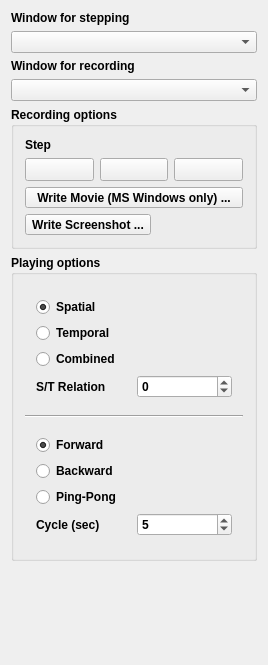
MITK/MITK, file Modules/Bundles/org.mitk.gui.qt.moviemaker/src/internal/QmitkMovieMakerControls.ui: the form before one commit.
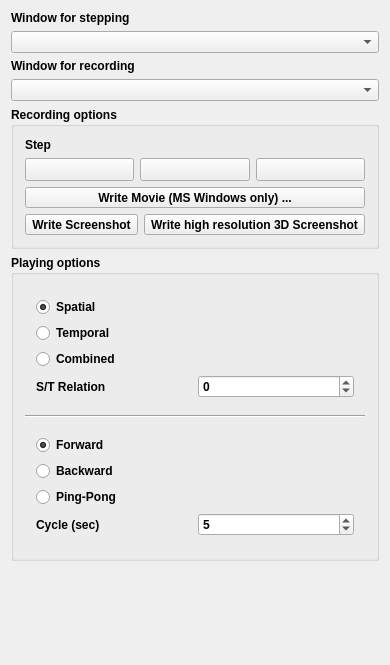
The form after the commit. Icons and pictures are not drawn. Custom widgets are drawn as their Qt base class.

Commit message: ENH (#2393): take screenshots (normal and high resolution 3D) with vtk rendering and vtk image writers. Backend still has to be created.

The edit to the form file:
```diff
--- a/Modules/Bundles/org.mitk.gui.qt.moviemaker/src/internal/QmitkMovieMakerControls.ui
+++ b/Modules/Bundles/org.mitk.gui.qt.moviemaker/src/internal/QmitkMovieMakerControls.ui
@@ -1,22 +1,22 @@
 <ui version="4.0" >
  <class>QmitkMovieMakerControls</class>
- <widget class="QWidget" name="QmitkMovieMakerControls" >
-  <property name="geometry" >
+ <widget class="QWidget" name="QmitkMovieMakerControls">
+  <property name="geometry">
    <rect>
     <x>0</x>
     <y>0</y>
-    <width>268</width>
+    <width>371</width>
     <height>665</height>
    </rect>
   </property>
   <property name="windowTitle" >
    <string>MovieMaker</string>
   </property>
-  <layout class="QVBoxLayout" >
-   <item>
-    <widget class="QLabel" name="textLabel3" >
-     <property name="sizePolicy" >
-      <sizepolicy vsizetype="Preferred" hsizetype="Maximum" >
+  <layout class="QGridLayout" name="gridLayout_2">
+   <item row="0" column="0">
+    <widget class="QLabel" name="textLabel3">
+     <property name="sizePolicy">
+      <sizepolicy hsizetype="Maximum" vsizetype="Preferred">
        <horstretch>0</horstretch>
        <verstretch>0</verstretch>
       </sizepolicy>
@@ -35,10 +35,10 @@
      </property>
     </widget>
    </item>
-   <item>
-    <widget class="QComboBox" name="cmbSelectedStepperWindow" >
-     <property name="sizePolicy" >
-      <sizepolicy vsizetype="Fixed" hsizetype="Minimum" >
+   <item row="1" column="0" colspan="2">
+    <widget class="QComboBox" name="cmbSelectedStepperWindow">
+     <property name="sizePolicy">
+      <sizepolicy hsizetype="Minimum" vsizetype="Fixed">
        <horstretch>0</horstretch>
        <verstretch>0</verstretch>
       </sizepolicy>
@@ -67,19 +67,19 @@
      </property>
     </widget>
    </item>
-   <item>
-    <widget class="QComboBox" name="cmbSelectedRecordingWindow" >
-     <property name="sizePolicy" >
-      <sizepolicy vsizetype="Fixed" hsizetype="Minimum" >
+   <item row="3" column="0" colspan="2">
+    <widget class="QComboBox" name="cmbSelectedRecordingWindow">
+     <property name="sizePolicy">
+      <sizepolicy hsizetype="Minimum" vsizetype="Fixed">
        <horstretch>0</horstretch>
        <verstretch>0</verstretch>
       </sizepolicy>
      </property>
     </widget>
    </item>
-   <item>
-    <widget class="QGroupBox" name="groupBox" >
-     <property name="font" >
+   <item row="4" column="0" colspan="2">
+    <widget class="QGroupBox" name="groupBox">
+     <property name="font">
       <font>
        <weight>75</weight>
        <bold>true</bold>
@@ -88,9 +88,9 @@
      <property name="title" >
       <string>Recording options</string>
      </property>
-     <layout class="QVBoxLayout" >
-      <item>
-       <layout class="QHBoxLayout" >
+     <layout class="QGridLayout" name="gridLayout">
+      <item row="0" column="0" colspan="2">
+       <layout class="QHBoxLayout">
         <item>
          <widget class="QLabel" name="textLabel1" >
           <property name="sizePolicy" >
@@ -111,16 +111,16 @@
          </widget>
         </item>
         <item>
-         <widget class="QmitkSliderNavigatorWidget" native="1" name="slidAngle" />
+         <widget class="QmitkSliderNavigatorWidget" name="slidAngle" native="true"/>
         </item>
        </layout>
       </item>
-      <item>
-       <layout class="QHBoxLayout" >
+      <item row="1" column="0" colspan="2">
+       <layout class="QHBoxLayout">
         <item>
-         <widget class="QToolButton" name="btnPlay" >
-          <property name="sizePolicy" >
-           <sizepolicy vsizetype="Minimum" hsizetype="Expanding" >
+         <widget class="QToolButton" name="btnPlay">
+          <property name="sizePolicy">
+           <sizepolicy hsizetype="Expanding" vsizetype="Minimum">
             <horstretch>0</horstretch>
             <verstretch>0</verstretch>
            </sizepolicy>
@@ -137,9 +137,9 @@
          </widget>
         </item>
         <item>
-         <widget class="QToolButton" name="btnPause" >
-          <property name="sizePolicy" >
-           <sizepolicy vsizetype="Minimum" hsizetype="Expanding" >
+         <widget class="QToolButton" name="btnPause">
+          <property name="sizePolicy">
+           <sizepolicy hsizetype="Expanding" vsizetype="Minimum">
             <horstretch>0</horstretch>
             <verstretch>0</verstretch>
            </sizepolicy>
@@ -156,9 +156,9 @@
          </widget>
         </item>
         <item>
-         <widget class="QToolButton" name="btnStop" >
-          <property name="sizePolicy" >
-           <sizepolicy vsizetype="Minimum" hsizetype="Expanding" >
+         <widget class="QToolButton" name="btnStop">
+          <property name="sizePolicy">
+           <sizepolicy hsizetype="Expanding" vsizetype="Minimum">
             <horstretch>0</horstretch>
             <verstretch>0</verstretch>
            </sizepolicy>
@@ -176,10 +176,10 @@
         </item>
        </layout>
       </item>
-      <item>
-       <widget class="QToolButton" name="btnMovie" >
-        <property name="sizePolicy" >
-         <sizepolicy vsizetype="Preferred" hsizetype="Minimum" >
+      <item row="2" column="0" colspan="2">
+       <widget class="QToolButton" name="btnMovie">
+        <property name="sizePolicy">
+         <sizepolicy hsizetype="Minimum" vsizetype="Preferred">
           <horstretch>0</horstretch>
           <verstretch>0</verstretch>
          </sizepolicy>
@@ -192,25 +192,50 @@
         </property>
        </widget>
       </item>
-      <item>
-       <widget class="QToolButton" name="btnScreenshot" >
-        <property name="font" >
+      <item row="3" column="0">
+       <widget class="QToolButton" name="btnScreenshot">
+        <property name="sizePolicy">
+         <sizepolicy hsizetype="Preferred" vsizetype="Fixed">
+          <horstretch>0</horstretch>
+          <verstretch>0</verstretch>
+         </sizepolicy>
+        </property>
+        <property name="font">
          <font/>
         </property>
         <property name="toolTip" >
          <string>Writes a screenshot of the selected window.</string>
         </property>
-        <property name="text" >
-         <string>Write Screenshot ...</string>
+        <property name="text">
+         <string>Write Screenshot</string>
+        </property>
+       </widget>
+      </item>
+      <item row="3" column="1">
+       <widget class="QToolButton" name="m_HRScreenshot">
+        <property name="sizePolicy">
+         <sizepolicy hsizetype="Preferred" vsizetype="Fixed">
+          <horstretch>0</horstretch>
+          <verstretch>0</verstretch>
+         </sizepolicy>
+        </property>
+        <property name="font">
+         <font/>
+        </property>
+        <property name="toolTip">
+         <string>Writes a screenshot of the selected window.</string>
+        </property>
+        <property name="text">
+         <string>Write high resolution 3D Screenshot</string>
         </property>
        </widget>
       </item>
      </layout>
     </widget>
    </item>
-   <item>
-    <widget class="QGroupBox" name="groupBox_2" >
-     <property name="font" >
+   <item row="5" column="0" colspan="2">
+    <widget class="QGroupBox" name="groupBox_2">
+     <property name="font">
       <font>
        <weight>75</weight>
        <bold>true</bold>
@@ -219,13 +244,13 @@
      <property name="title" >
       <string>Playing options</string>
      </property>
-     <layout class="QVBoxLayout" >
+     <layout class="QVBoxLayout">
       <item>
-       <widget class="QWidget" native="1" name="buttonGroup1" >
-        <layout class="QVBoxLayout" >
+       <widget class="QWidget" name="buttonGroup1" native="true">
+        <layout class="QVBoxLayout">
          <item>
-          <widget class="QRadioButton" name="rbtnSpatial" >
-           <property name="font" >
+          <widget class="QRadioButton" name="rbtnSpatial">
+           <property name="font">
             <font/>
            </property>
            <property name="text" >
@@ -237,8 +262,8 @@
           </widget>
          </item>
          <item>
-          <widget class="QRadioButton" name="rbtnTemporal" >
-           <property name="font" >
+          <widget class="QRadioButton" name="rbtnTemporal">
+           <property name="font">
             <font/>
            </property>
            <property name="text" >
@@ -247,8 +272,8 @@
           </widget>
          </item>
          <item>
-          <widget class="QRadioButton" name="rbtnCombined" >
-           <property name="font" >
+          <widget class="QRadioButton" name="rbtnCombined">
+           <property name="font">
             <font/>
            </property>
            <property name="text" >
@@ -257,10 +282,10 @@
           </widget>
          </item>
          <item>
-          <layout class="QHBoxLayout" >
+          <layout class="QHBoxLayout">
            <item>
-            <widget class="QLabel" name="textLabel2_2" >
-             <property name="font" >
+            <widget class="QLabel" name="textLabel2_2">
+             <property name="font">
               <font/>
              </property>
              <property name="text" >
@@ -272,8 +297,8 @@
             </widget>
            </item>
            <item>
-            <widget class="QSpinBox" name="spatialTimeRelation" >
-             <property name="font" >
+            <widget class="QSpinBox" name="spatialTimeRelation">
+             <property name="font">
               <font/>
              </property>
              <property name="minimum" >
@@ -293,8 +318,8 @@
        </widget>
       </item>
       <item>
-       <widget class="Line" name="line2" >
-        <property name="frameShape" >
+       <widget class="Line" name="line2">
+        <property name="frameShape">
          <enum>QFrame::HLine</enum>
         </property>
         <property name="frameShadow" >
@@ -303,11 +328,11 @@
        </widget>
       </item>
       <item>
-       <widget class="QWidget" native="1" name="buttonGroup2" >
-        <layout class="QVBoxLayout" >
+       <widget class="QWidget" name="buttonGroup2" native="true">
+        <layout class="QVBoxLayout">
          <item>
-          <widget class="QRadioButton" name="rbtnForward" >
-           <property name="font" >
+          <widget class="QRadioButton" name="rbtnForward">
+           <property name="font">
             <font/>
            </property>
            <property name="text" >
@@ -319,8 +344,8 @@
           </widget>
          </item>
          <item>
-          <widget class="QRadioButton" name="rbtnBackward" >
-           <property name="font" >
+          <widget class="QRadioButton" name="rbtnBackward">
+           <property name="font">
             <font/>
            </property>
            <property name="text" >
@@ -329,8 +354,8 @@
           </widget>
          </item>
          <item>
-          <widget class="QRadioButton" name="rbtnPingPong" >
-           <property name="font" >
+          <widget class="QRadioButton" name="rbtnPingPong">
+           <property name="font">
             <font/>
            </property>
            <property name="text" >
@@ -339,10 +364,10 @@
           </widget>
          </item>
          <item>
-          <layout class="QHBoxLayout" >
+          <layout class="QHBoxLayout">
            <item>
-            <widget class="QLabel" name="textLabel2" >
-             <property name="font" >
+            <widget class="QLabel" name="textLabel2">
+             <property name="font">
               <font/>
              </property>
              <property name="text" >
@@ -354,8 +379,8 @@
             </widget>
            </item>
            <item>
-            <widget class="QSpinBox" name="spnDuration" >
-             <property name="font" >
+            <widget class="QSpinBox" name="spnDuration">
+             <property name="font">
               <font/>
              </property>
              <property name="minimum" >
@@ -377,7 +402,7 @@
      </layout>
     </widget>
    </item>
-   <item>
+   <item row="6" column="1">
     <spacer>
      <property name="orientation" >
       <enum>Qt::Vertical</enum>
@@ -392,7 +417,7 @@
    </item>
   </layout>
  </widget>
- <layoutdefault spacing="6" margin="11" />
+ <layoutdefault spacing="6" margin="11"/>
  <customwidgets>
   <customwidget>
    <class>QmitkSliderNavigatorWidget</class>
```
Left out of the diff: 119 changed lines with no effect on the pictures. The commit also changes 3 other files.
